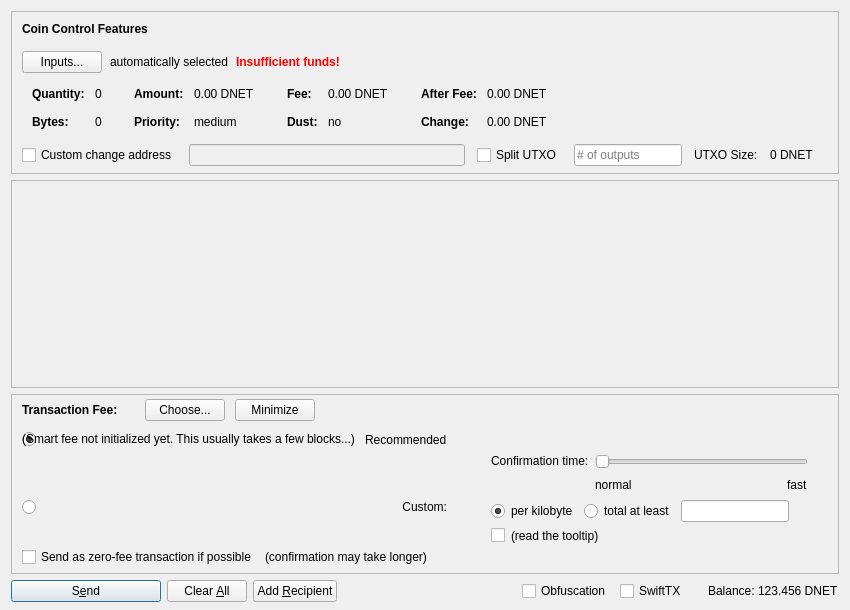
Before: the Qt Designer form src/qt/forms/sendcoinsdialog.ui in eons-finance/ALQO, drawn with Qt 5.
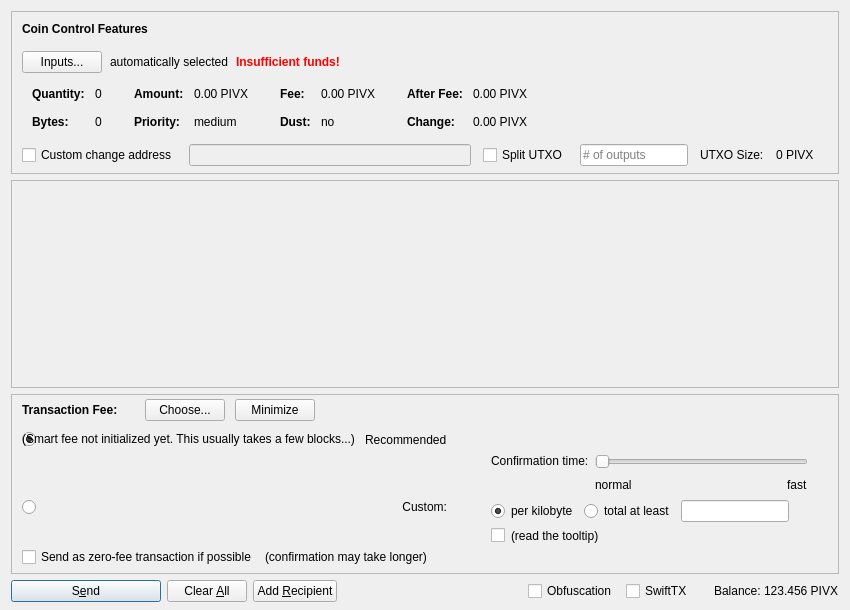
After: the same form once the commit is applied. Icons and pictures are not drawn. Custom widgets are drawn as their Qt base class.

Commit message: substitute DNET -> PIVX

```diff
--- a/src/qt/forms/sendcoinsdialog.ui
+++ b/src/qt/forms/sendcoinsdialog.ui
@@ -324,7 +324,7 @@
                   <enum>Qt::ActionsContextMenu</enum>
                  </property>
                  <property name="text">
-                  <string notr="true">0.00 DNET</string>
+                  <string notr="true">0.00 PIVX</string>
                  </property>
                  <property name="textInteractionFlags">
                   <set>Qt::LinksAccessibleByMouse|Qt::TextSelectableByKeyboard|Qt::TextSelectableByMouse</set>
@@ -404,7 +404,7 @@
                   <enum>Qt::ActionsContextMenu</enum>
                  </property>
                  <property name="text">
-                  <string notr="true">0.00 DNET</string>
+                  <string notr="true">0.00 PIVX</string>
                  </property>
                  <property name="textInteractionFlags">
                   <set>Qt::LinksAccessibleByMouse|Qt::TextSelectableByKeyboard|Qt::TextSelectableByMouse</set>
@@ -484,7 +484,7 @@
                   <enum>Qt::ActionsContextMenu</enum>
                  </property>
                  <property name="text">
-                  <string notr="true">0.00 DNET</string>
+                  <string notr="true">0.00 PIVX</string>
                  </property>
                  <property name="textInteractionFlags">
                   <set>Qt::LinksAccessibleByMouse|Qt::TextSelectableByKeyboard|Qt::TextSelectableByMouse</set>
@@ -513,7 +513,7 @@
                   <enum>Qt::ActionsContextMenu</enum>
                  </property>
                  <property name="text">
-                  <string notr="true">0.00 DNET</string>
+                  <string notr="true">0.00 PIVX</string>
                  </property>
                  <property name="textInteractionFlags">
                   <set>Qt::LinksAccessibleByMouse|Qt::TextSelectableByKeyboard|Qt::TextSelectableByMouse</set>
@@ -594,7 +594,7 @@
           <item>
            <widget class="QLabel" name="labelBlockSize">
             <property name="text">
-             <string>0 DNET</string>
+             <string>0 PIVX</string>
             </property>
            </widget>
           </item>
@@ -1432,7 +1432,7 @@
           <cursorShape>IBeamCursor</cursorShape>
          </property>
          <property name="text">
-          <string notr="true">123.456 DNET</string>
+          <string notr="true">123.456 PIVX</string>
          </property>
          <property name="textInteractionFlags">
           <set>Qt::LinksAccessibleByMouse|Qt::TextSelectableByKeyboard|Qt::TextSelectableByMouse</set>
```
Left out of the diff: 4 changed lines with no effect on the pictures. The commit also changes 59 other files.
